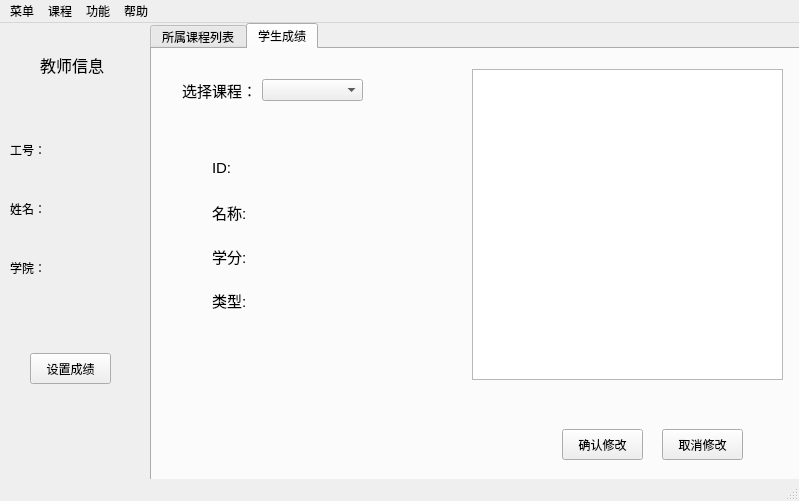
The window that source/mainwindow_teacher.ui (laddie132/Academic-Management-System-Demo) describes before a commit, drawn with Qt 5.
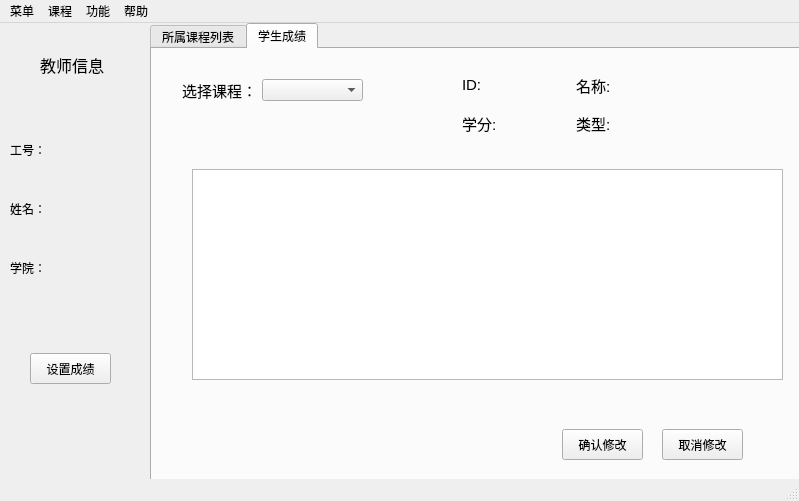
The same window after the commit. The open tabs and pages were chosen to show the change.

```diff
--- a/source/mainwindow_teacher.ui
+++ b/source/mainwindow_teacher.ui
@@ -24,7 +24,7 @@
      </rect>
     </property>
     <property name="currentIndex">
-     <number>0</number>
+     <number>1</number>
     </property>
     <widget class="QWidget" name="tab_course">
      <property name="sizePolicy">
@@ -95,10 +95,10 @@
      <widget class="QTableView" name="tableView_student">
       <property name="geometry">
        <rect>
-        <x>320</x>
-        <y>20</y>
-        <width>311</width>
-        <height>311</height>
+        <x>40</x>
+        <y>120</y>
+        <width>591</width>
+        <height>211</height>
        </rect>
       </property>
       <attribute name="verticalHeaderVisible">
@@ -108,20 +108,13 @@
      <widget class="QWidget" name="gridLayoutWidget_2">
       <property name="geometry">
        <rect>
-        <x>60</x>
-        <y>100</y>
-        <width>141</width>
-        <height>171</height>
+        <x>310</x>
+        <y>20</y>
+        <width>221</width>
+        <height>71</height>
        </rect>
       </property>
       <layout class="QGridLayout" name="gridLayout_2">
-       <item row="2" column="0">
-        <widget class="QLabel" name="label_8">
-         <property name="text">
-          <string>&lt;html&gt;&lt;head/&gt;&lt;body&gt;&lt;p&gt;&lt;span style=&quot; font-size:11pt;&quot;&gt;学分:&lt;/span&gt;&lt;/p&gt;&lt;/body&gt;&lt;/html&gt;</string>
-         </property>
-        </widget>
-       </item>
        <item row="0" column="0">
         <widget class="QLabel" name="label_6">
          <property name="text">
@@ -129,20 +122,10 @@
          </property>
         </widget>
        </item>
-       <item row="1" column="0">
-        <widget class="QLabel" name="label_7">
+       <item row="2" column="0">
+        <widget class="QLabel" name="label_8">
          <property name="text">
-          <string>&lt;html&gt;&lt;head/&gt;&lt;body&gt;&lt;p&gt;&lt;span style=&quot; font-size:11pt;&quot;&gt;名称:&lt;/span&gt;&lt;/p&gt;&lt;/body&gt;&lt;/html&gt;</string>
-         </property>
-        </widget>
-       </item>
-       <item row="1" column="1">
-        <widget class="QLabel" name="label_course_name">
-         <property name="styleSheet">
-          <string notr="true">font: 11pt &quot;宋体&quot;;</string>
-         </property>
-         <property name="text">
-          <string>&lt;html&gt;&lt;head/&gt;&lt;body&gt;&lt;p&gt;&lt;br/&gt;&lt;/p&gt;&lt;/body&gt;&lt;/html&gt;</string>
+          <string>&lt;html&gt;&lt;head/&gt;&lt;body&gt;&lt;p&gt;&lt;span style=&quot; font-size:11pt;&quot;&gt;学分:&lt;/span&gt;&lt;/p&gt;&lt;/body&gt;&lt;/html&gt;</string>
          </property>
         </widget>
        </item>
@@ -166,14 +149,31 @@
          </property>
         </widget>
        </item>
-       <item row="3" column="0">
+       <item row="0" column="2">
+        <widget class="QLabel" name="label_7">
+         <property name="text">
+          <string>&lt;html&gt;&lt;head/&gt;&lt;body&gt;&lt;p&gt;&lt;span style=&quot; font-size:11pt;&quot;&gt;名称:&lt;/span&gt;&lt;/p&gt;&lt;/body&gt;&lt;/html&gt;</string>
+         </property>
+        </widget>
+       </item>
+       <item row="0" column="3">
+        <widget class="QLabel" name="label_course_name">
+         <property name="styleSheet">
+          <string notr="true">font: 11pt &quot;宋体&quot;;</string>
+         </property>
+         <property name="text">
+          <string>&lt;html&gt;&lt;head/&gt;&lt;body&gt;&lt;p&gt;&lt;br/&gt;&lt;/p&gt;&lt;/body&gt;&lt;/html&gt;</string>
+         </property>
+        </widget>
+       </item>
+       <item row="2" column="2">
         <widget class="QLabel" name="label_9">
          <property name="text">
           <string>&lt;html&gt;&lt;head/&gt;&lt;body&gt;&lt;p&gt;&lt;span style=&quot; font-size:11pt;&quot;&gt;类型:&lt;/span&gt;&lt;/p&gt;&lt;/body&gt;&lt;/html&gt;</string>
          </property>
         </widget>
        </item>
-       <item row="3" column="1">
+       <item row="2" column="3">
         <widget class="QLabel" name="label_course_type">
          <property name="styleSheet">
           <string notr="true">font: 11pt &quot;宋体&quot;;</string>
```
